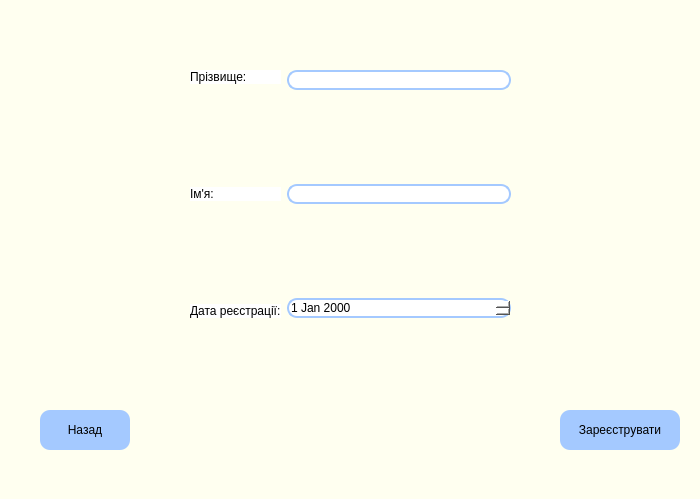
This is new_visitor_design.ui in Rozumniak/liblary_app as Qt 5 draws it before an edit. The edited form follows.
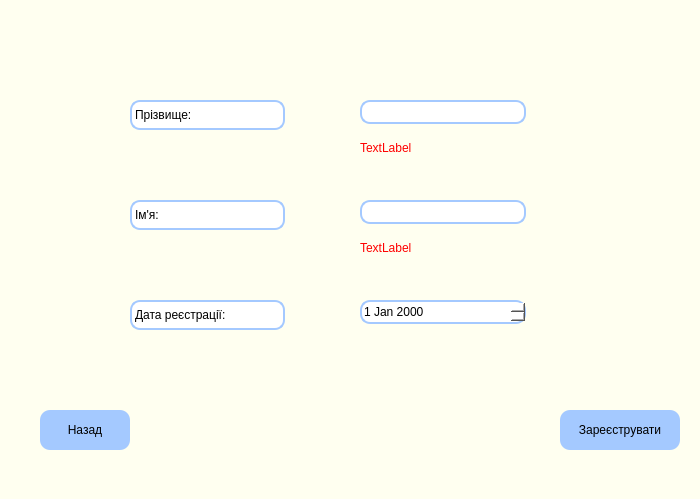
This is the edited form.

Commit message: addNewVisitor window validation added

What changed in the file:
```diff
--- a/new_visitor_design.ui
+++ b/new_visitor_design.ui
@@ -56,143 +56,148 @@
     <string>Назад</string>
    </property>
   </widget>
-  <widget class="QWidget" name="">
+  <widget class="QLabel" name="label_4">
    <property name="geometry">
     <rect>
-     <x>190</x>
-     <y>70</y>
-     <width>321</width>
-     <height>248</height>
+     <x>130</x>
+     <y>300</y>
+     <width>155</width>
+     <height>30</height>
     </rect>
    </property>
-   <layout class="QHBoxLayout" name="horizontalLayout">
-    <item>
-     <layout class="QVBoxLayout" name="verticalLayout_2">
-      <item>
-       <widget class="QLabel" name="label">
-        <property name="styleSheet">
-         <string notr="true">font: 14pt &quot;Arial&quot;;
-background-color: white;</string>
-        </property>
-        <property name="text">
-         <string>Прізвище:</string>
-        </property>
-       </widget>
-      </item>
-      <item>
-       <spacer name="verticalSpacer_4">
-        <property name="orientation">
-         <enum>Qt::Vertical</enum>
-        </property>
-        <property name="sizeHint" stdset="0">
-         <size>
-          <width>20</width>
-          <height>40</height>
-         </size>
-        </property>
-       </spacer>
-      </item>
-      <item>
-       <widget class="QLabel" name="label_3">
-        <property name="styleSheet">
-         <string notr="true">font: 14pt &quot;Arial&quot;;
-background-color: white;</string>
-        </property>
-        <property name="text">
-         <string>Ім'я:</string>
-        </property>
-       </widget>
-      </item>
-      <item>
-       <spacer name="verticalSpacer_6">
-        <property name="orientation">
-         <enum>Qt::Vertical</enum>
-        </property>
-        <property name="sizeHint" stdset="0">
-         <size>
-          <width>20</width>
-          <height>40</height>
-         </size>
-        </property>
-       </spacer>
-      </item>
-      <item>
-       <widget class="QLabel" name="label_4">
-        <property name="styleSheet">
-         <string notr="true">font: 14pt &quot;Arial&quot;;
-background-color: white;</string>
-        </property>
-        <property name="text">
-         <string>Дата реєстрації:</string>
-        </property>
-       </widget>
-      </item>
-     </layout>
-    </item>
-    <item>
-     <layout class="QVBoxLayout" name="verticalLayout">
-      <item>
-       <widget class="QLineEdit" name="secondName">
-        <property name="styleSheet">
-         <string notr="true">border-radius: 10px;
+   <property name="styleSheet">
+    <string notr="true">font: 14pt &quot;Arial&quot;;
+background-color: white;
+border: 2px solid rgb(164, 201, 255);
+border-radius: 10px;</string>
+   </property>
+   <property name="text">
+    <string>Дата реєстрації:</string>
+   </property>
+  </widget>
+  <widget class="QDateEdit" name="dateEdit">
+   <property name="geometry">
+    <rect>
+     <x>360</x>
+     <y>300</y>
+     <width>166</width>
+     <height>24</height>
+    </rect>
+   </property>
+   <property name="styleSheet">
+    <string notr="true">border-radius: 10px;
 font: 12pt &quot;Arial&quot;;
 border: 2px solid rgb(164, 201, 255);
 background-color: white;
 </string>
-        </property>
-       </widget>
-      </item>
-      <item>
-       <spacer name="verticalSpacer">
-        <property name="orientation">
-         <enum>Qt::Vertical</enum>
-        </property>
-        <property name="sizeHint" stdset="0">
-         <size>
-          <width>20</width>
-          <height>40</height>
-         </size>
-        </property>
-       </spacer>
-      </item>
-      <item>
-       <widget class="QLineEdit" name="firstName">
-        <property name="styleSheet">
-         <string notr="true">border-radius: 10px;
+   </property>
+  </widget>
+  <widget class="QLineEdit" name="secondName">
+   <property name="geometry">
+    <rect>
+     <x>360</x>
+     <y>100</y>
+     <width>166</width>
+     <height>24</height>
+    </rect>
+   </property>
+   <property name="styleSheet">
+    <string notr="true">border-radius: 10px;
 font: 12pt &quot;Arial&quot;;
 border: 2px solid rgb(164, 201, 255);
 background-color: white;
 </string>
-        </property>
-       </widget>
-      </item>
-      <item>
-       <spacer name="verticalSpacer_3">
-        <property name="orientation">
-         <enum>Qt::Vertical</enum>
-        </property>
-        <property name="sizeHint" stdset="0">
-         <size>
-          <width>20</width>
-          <height>40</height>
-         </size>
-        </property>
-       </spacer>
-      </item>
-      <item>
-       <widget class="QDateEdit" name="dateEdit">
-        <property name="styleSheet">
-         <string notr="true">border-radius: 10px;
+   </property>
+  </widget>
+  <widget class="QLabel" name="label">
+   <property name="geometry">
+    <rect>
+     <x>130</x>
+     <y>100</y>
+     <width>155</width>
+     <height>30</height>
+    </rect>
+   </property>
+   <property name="styleSheet">
+    <string notr="true">font: 14pt &quot;Arial&quot;;
+background-color: white;
+border: 2px solid rgb(164, 201, 255);
+border-radius: 10px;</string>
+   </property>
+   <property name="text">
+    <string>Прізвище:</string>
+   </property>
+  </widget>
+  <widget class="QLabel" name="label_3">
+   <property name="geometry">
+    <rect>
+     <x>130</x>
+     <y>200</y>
+     <width>155</width>
+     <height>30</height>
+    </rect>
+   </property>
+   <property name="styleSheet">
+    <string notr="true">font: 14pt &quot;Arial&quot;;
+background-color: white;
+border: 2px solid rgb(164, 201, 255);
+border-radius: 10px;
+</string>
+   </property>
+   <property name="text">
+    <string>Ім'я:</string>
+   </property>
+  </widget>
+  <widget class="QLineEdit" name="firstName">
+   <property name="geometry">
+    <rect>
+     <x>360</x>
+     <y>200</y>
+     <width>166</width>
+     <height>24</height>
+    </rect>
+   </property>
+   <property name="styleSheet">
+    <string notr="true">border-radius: 10px;
 font: 12pt &quot;Arial&quot;;
 border: 2px solid rgb(164, 201, 255);
 background-color: white;
 </string>
-        </property>
-       </widget>
-      </item>
-     </layout>
-    </item>
-   </layout>
+   </property>
+  </widget>
+  <widget class="QLabel" name="secondName_issue">
+   <property name="geometry">
+    <rect>
+     <x>360</x>
+     <y>130</y>
+     <width>200</width>
+     <height>35</height>
+    </rect>
+   </property>
+   <property name="styleSheet">
+    <string notr="true">color: red;
+font: 12pt &quot;Arial&quot;;</string>
+   </property>
+   <property name="text">
+    <string>TextLabel</string>
+   </property>
+  </widget>
+  <widget class="QLabel" name="firstName_issue">
+   <property name="geometry">
+    <rect>
+     <x>360</x>
+     <y>230</y>
+     <width>200</width>
+     <height>35</height>
+    </rect>
+   </property>
+   <property name="styleSheet">
+    <string notr="true">color: red;
+font: 12pt &quot;Arial&quot;;</string>
+   </property>
+   <property name="text">
+    <string>TextLabel</string>
+   </property>
   </widget>
  </widget>
  <resources/>
```
The commit also changes 4 other files.
